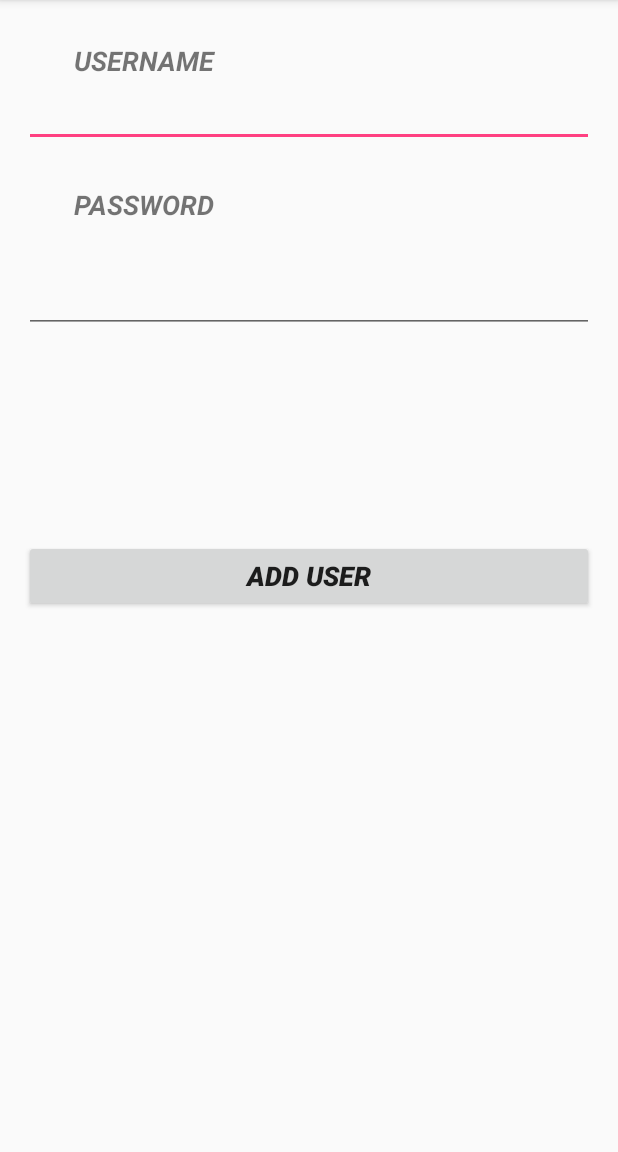
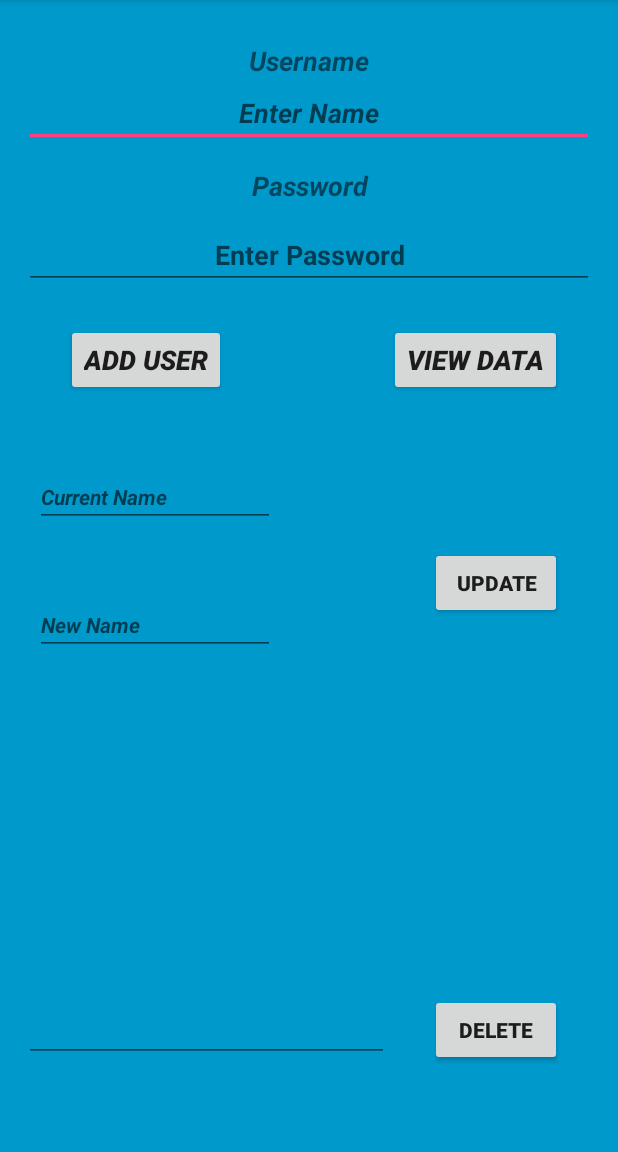
Before and after one commit to justinbuhrmann1997/SQLiteInsert, an Android app: the screen it shows after launch (MainActivity), on a phone screen of 412 x 824 dp, the part 84-1236 px from its top. Run offline under Robolectric (Android 15) with nearby library versions, the phone set to English and light mode, and no system bars; 1 statement that could not run was skipped.

Commit message:
initial commit

```diff
--- a/app/src/main/java/com/example/sqliteinsert/MainActivity.java
+++ b/app/src/main/java/com/example/sqliteinsert/MainActivity.java
@@ -15,11 +15,13 @@ public class MainActivity extends AppCompatActivity {
     protected void onCreate(Bundle savedInstanceState) {
         super.onCreate(savedInstanceState);
         setContentView(R.layout.activity_main);
-        Name= (EditText) findViewById(R.id.editText);
-        Pass= (EditText) findViewById(R.id.editText2);
+        Name= (EditText) findViewById(R.id.editName);
+        Pass= (EditText) findViewById(R.id.editPass);
         helper = new myDbAdapter(this);
     }
 
+
+    //
     public void addUser(View view)
     {
         Toast.makeText(this,"Running", Toast.LENGTH_LONG).show();
@@ -28,10 +30,14 @@ public class MainActivity extends AppCompatActivity {
         long identity = helper.insertData(t1,t2);
         if(identity<0)
         {
-            Message.message(context,"Unsuccessful");
+            Message.message(this.getApplicationContext(),"Unsuccessful");
         } else
         {
-            Message.message(context,"Successful");
+            Message.message(this.getApplicationContext(),"Successful");
         }
     }
+
+    public void viewdata(View view) {
+
+    }
 }
--- a/app/src/main/java/com/example/sqliteinsert/Message.java
+++ b/app/src/main/java/com/example/sqliteinsert/Message.java
@@ -3,6 +3,8 @@ package com.example.sqliteinsert;
 import android.content.Context;
 import android.widget.Toast;
 
+
+//Creates a toast in the current context to show a given message
 public class Message {
     public static void message(Context context, String message) {
         Toast.makeText(context, message, Toast.LENGTH_LONG).show();
--- /dev/null
+++ b/app/src/main/java/com/example/sqliteinsert/UserContract.java
@@ -0,0 +1,19 @@
+package com.example.sqliteinsert;
+import android.provider.BaseColumns;
+/**
+ * Created by Justin on 18-10-2017.
+ */
+
+
+final class UserContract implements BaseColumns {
+final static String DATABASE_NAME = "employee";
+final static int DATABASE_VERSION = 5;
+
+
+    final static class UserEntity{
+        final static String TABLE_NAME = "UserInfo";
+        final static String UID = BaseColumns._ID;
+        final static String USER_NAME = "UserName";
+        final static String USER_PWD = "Password";
+    }
+}
--- a/app/src/main/java/com/example/sqliteinsert/myDbAdapter.java
+++ b/app/src/main/java/com/example/sqliteinsert/myDbAdapter.java
@@ -2,7 +2,7 @@ package com.example.sqliteinsert;
 
 import android.content.ContentValues;
 import android.content.Context;
-import android.database.sqlite.SQLiteDatabase;
+import android.database.sqlite.SQLiteDatabase;;
 import android.database.sqlite.SQLiteOpenHelper;
 
 public class myDbAdapter  {
@@ -14,54 +14,17 @@ public class myDbAdapter  {
         helper = new myDbHelper(context);
     }
 
+
+    //Inserts a user into the db, and returns the id of the inserted user
     public long insertData(String name, String password)
     {
-        SQLiteDatabase db = helper.getWritableDatabase();
+        SQLiteDatabase db = helper.getWritableDatabase(); //Gets database
         ContentValues contentValues = new ContentValues();
-        contentValues.put(myDbHelper.NAME, name);
-        contentValues.put(myDbHelper.PASSWORD, password);
-        long id = db.insert(myDbHelper.TABLE_NAME, null , contentValues);
+        contentValues.put(UserContract.UserEntity.USER_NAME, name);
+        contentValues.put(UserContract.UserEntity.USER_PWD, password);
+        long id = db.insert(UserContract.UserEntity.TABLE_NAME, null , contentValues); // inserting the values
         return id;
     }
-   static class myDbHelper extends SQLiteOpenHelper
-   {
-       private static final String DATABASE_NAME = "myDatabase";
-       private static final String TABLE_NAME = "myTable";
-       private static final int DATABASE_Version = 1;
-       private static final String UID="_id";
-       private static final String NAME = "Name";
-       private static final String PASSWORD= "Password";
-       private static final String CREATE_TABLE = "CREATE TABLE "+TABLE_NAME +
-               "( "+UID+" INTEGER PRIMARY KEY AUTOINCREMENT ," +NAME+ "VARCHAR(225)" + PASSWORD+"VARCHAR(225));";
-      // private static final String DROP_TABLE ="DROP TABLE IF EXISTS "+TABLE_NAME;
-       private Context context;
 
-       public myDbHelper(Context context) {
-           super(context, DATABASE_NAME, null, DATABASE_Version);
-           this.context=context;
-           Message.message(context,"Started...");
-       }
 
-       @Override
-       public void onCreate(SQLiteDatabase db) {
-           try {
-
-               db.execSQL(CREATE_TABLE);
-               Message.message(context,"TABLE CREATED");
-           } catch (Exception e) {
-              Message.message(context,""+e);
-           }
-       }
-
-       @Override
-       public void onUpgrade(SQLiteDatabase db, int oldVersion, int newVersion) {
-          /* try {
-               Message.message(context,"OnUpgrade");
-               db.execSQL(DROP_TABLE);
-               onCreate(db);
-           }catch (Exception e) {
-               Message.message(context,""+e);
-                          }*/
-       }
-   }
 }
--- /dev/null
+++ b/app/src/main/java/com/example/sqliteinsert/myDbHelper.java
@@ -0,0 +1,47 @@
+package com.example.sqliteinsert;
+
+import android.content.Context;
+import android.database.sqlite.SQLiteDatabase;
+import android.database.sqlite.SQLiteOpenHelper;
+
+/**
+ * Created by Justin on 9-11-2017.
+ */
+
+public class myDbHelper extends SQLiteOpenHelper
+    {
+        private static final String CREATE_TABLE = "CREATE TABLE "+ UserContract.UserEntity.TABLE_NAME +
+                "( "+ UserContract.UserEntity.UID +" INTEGER PRIMARY KEY AUTOINCREMENT ," + UserContract.UserEntity.USER_NAME + " VARCHAR(225), " + UserContract.UserEntity.USER_PWD+" VARCHAR(225));";
+        private static final String DROP_TABLE ="DROP TABLE IF EXISTS "+ UserContract.UserEntity.TABLE_NAME;
+        private Context context;
+
+        public myDbHelper(Context context) {
+            super(context, UserContract.DATABASE_NAME, null, UserContract.DATABASE_VERSION);
+            this.context=context;
+            Message.message(context,"Started...");
+        }
+
+        //change
+
+        @Override
+        public void onCreate(SQLiteDatabase db) {
+            try {
+
+                db.execSQL(CREATE_TABLE);
+                Message.message(context,"TABLE CREATED");
+            } catch (Exception e) {
+                Message.message(context,""+e);
+            }
+        }
+
+        @Override
+        public void onUpgrade(SQLiteDatabase db, int oldVersion, int newVersion) {
+            try {
+                Message.message(context,"OnUpgrade");
+                db.execSQL(DROP_TABLE);
+                onCreate(db);
+            }catch (Exception e) {
+                Message.message(context,""+e);
+            }
+        }
+    }
--- a/app/src/main/res/layout/activity_main.xml
+++ b/app/src/main/res/layout/activity_main.xml
@@ -8,66 +8,160 @@
     android:paddingLeft="@dimen/activity_horizontal_margin"
     android:paddingRight="@dimen/activity_horizontal_margin"
     android:paddingTop="@dimen/activity_vertical_margin"
-    tools:context="com.example.sqliteinsert.MainActivity">
-
+    tools:context="com.example.sqliteinsert.MainActivity"
+    android:background="@android:color/holo_blue_dark">
 
     <TextView
-        android:text="USERNAME"
+        android:text="@string/username"
         android:layout_width="match_parent"
         android:layout_height="wrap_content"
         android:layout_alignParentTop="true"
-        android:layout_alignParentLeft="true"
-        android:layout_alignParentStart="true"
-        android:layout_marginLeft="33dp"
-        android:layout_marginStart="33dp"
         android:layout_marginTop="12dp"
         android:id="@+id/textView"
         android:textSize="18sp"
-        android:textStyle="bold|italic" />
+        android:textStyle="bold|italic"
+        android:layout_alignParentLeft="true"
+        android:layout_alignParentStart="true"
+        android:gravity="center" />
 
     <EditText
         android:layout_width="match_parent"
         android:layout_height="wrap_content"
         android:inputType="textPersonName"
         android:ems="10"
-        android:id="@+id/editText"
+        android:id="@+id/editName"
         android:textStyle="bold|italic"
         android:layout_below="@+id/textView"
         android:layout_alignParentRight="true"
+        android:layout_alignParentEnd="true"
+        android:hint="Enter Name"
+        android:gravity="center_vertical|center" />
+
+    <TextView
+        android:text="@string/password"
+        android:layout_width="match_parent"
+        android:layout_height="wrap_content"
+        android:layout_marginTop="13dp"
+        android:id="@+id/textView2"
+        android:textStyle="bold|italic"
+        android:textSize="18sp"
+        android:layout_below="@+id/editName"
+        android:layout_alignParentRight="true"
+        android:layout_alignParentEnd="true"
+        android:gravity="center"
+        android:hint="Enter Password" />
+
+    <Button
+        android:text="@string/view_data"
+        android:layout_width="wrap_content"
+        android:layout_height="wrap_content"
+        android:id="@+id/button2"
+        android:textSize="18sp"
+        android:onClick="viewdata"
+        android:textStyle="bold|italic"
+        android:layout_alignBaseline="@+id/button"
+        android:layout_alignBottom="@+id/button"
+        android:layout_alignRight="@+id/button4"
+        android:layout_alignEnd="@+id/button4" />
+
+    <Button
+        android:text="@string/add_user"
+        android:layout_width="wrap_content"
+        android:layout_height="wrap_content"
+        android:id="@+id/button"
+        android:textStyle="bold|italic"
+        android:textSize="18sp"
+        android:onClick="addUser"
+        android:layout_marginLeft="28dp"
+        android:layout_marginStart="28dp"
+        android:layout_below="@+id/editPass"
+        android:layout_alignParentLeft="true"
+        android:layout_alignParentStart="true"
+        android:layout_marginTop="23dp" />
+
+    <Button
+        android:text="@string/update"
+        android:layout_width="wrap_content"
+        android:layout_height="wrap_content"
+        android:id="@+id/button3"
+        android:onClick="update"
+        android:textStyle="normal|bold"
+        android:layout_below="@+id/editText3"
+        android:layout_alignLeft="@+id/button4"
+        android:layout_alignStart="@+id/button4"
+        android:layout_marginTop="13dp" />
+
+    <EditText
+        android:layout_width="wrap_content"
+        android:layout_height="wrap_content"
+        android:inputType="textPersonName"
+        android:ems="10"
+        android:id="@+id/editText6"
+        android:layout_alignTop="@+id/button4"
+        android:layout_alignParentLeft="true"
+        android:layout_alignParentStart="true"
+        android:freezesText="false"
+        android:layout_toLeftOf="@+id/button2"
+        android:layout_toStartOf="@+id/button2" />
+
+    <Button
+        android:text="@string/delete"
+        android:layout_width="wrap_content"
+        android:layout_height="wrap_content"
+        android:layout_marginRight="21dp"
+        android:layout_marginEnd="21dp"
+        android:id="@+id/button4"
+        android:onClick="delete"
+        android:textStyle="normal|bold"
+        tools:ignore="RelativeOverlap"
+        android:layout_marginBottom="41dp"
+        android:layout_alignParentBottom="true"
+        android:layout_alignParentRight="true"
         android:layout_alignParentEnd="true" />
 
-    <TextView
-        android:text="PASSWORD"
-        android:layout_width="match_parent"
+    <EditText
+        android:layout_width="wrap_content"
         android:layout_height="wrap_content"
-        android:layout_below="@+id/editText"
-        android:layout_alignLeft="@+id/textView"
-        android:layout_alignStart="@+id/textView"
-        android:layout_marginTop="26dp"
-        android:id="@+id/textView2"
+        android:inputType="textPersonName"
+        android:ems="10"
+        android:layout_marginTop="47dp"
+        android:id="@+id/editText3"
         android:textStyle="bold|italic"
-        android:textSize="18sp" />
+        android:textSize="14sp"
+        android:layout_below="@+id/button"
+        android:layout_alignParentLeft="true"
+        android:layout_alignParentStart="true"
+        android:layout_marginLeft="7dp"
+        android:layout_marginStart="7dp"
+        android:hint="Current Name" />
 
     <EditText
         android:layout_width="match_parent"
         android:layout_height="wrap_content"
         android:inputType="textPassword"
         android:ems="10"
+        android:layout_marginTop="11dp"
+        android:id="@+id/editPass"
+        android:hint="Enter Password"
+        android:gravity="center_vertical|center"
+        android:textSize="18sp"
         android:layout_below="@+id/textView2"
         android:layout_alignParentLeft="true"
         android:layout_alignParentStart="true"
-        android:layout_marginTop="28dp"
-        android:id="@+id/editText2" />
+        android:textAllCaps="false"
+        android:textStyle="normal|bold" />
 
-    <Button
-        android:text="ADD USER"
-        android:layout_width="match_parent"
+    <EditText
+        android:layout_width="wrap_content"
         android:layout_height="wrap_content"
-        android:id="@+id/button"
+        android:inputType="textPersonName"
+        android:ems="10"
+        android:id="@+id/editText5"
         android:textStyle="bold|italic"
-        android:textSize="18sp"
-        android:layout_centerVertical="true"
-        android:layout_alignParentLeft="true"
-        android:layout_alignParentStart="true"
-        android:onClick="addUser"/>
+        android:textSize="14sp"
+        android:hint="New Name"
+        android:layout_alignTop="@+id/button3"
+        android:layout_alignLeft="@+id/editText3"
+        android:layout_alignStart="@+id/editText3"
+        android:layout_marginTop="32dp" />
 </RelativeLayout>
--- /dev/null
+++ b/app/src/main/res/values-w820dp/strings.xml
@@ -0,0 +1,4 @@
+<?xml version="1.0" encoding="utf-8"?>
+<resources>
+    <string name="username">Username</string>
+</resources>
--- a/app/src/main/res/values/strings.xml
+++ b/app/src/main/res/values/strings.xml
@@ -1,3 +1,15 @@
 <resources>
     <string name="app_name">SQLite Insert</string>
+    <string name="username">Username</string>
+    <string name="enter_name">Enter Name</string>
+    <string name="enter_password">Enter Password</string>
+    <string name="password">Password</string>
+    <string name="view_data">view data</string>
+    <string name="add_user">Add user</string>
+    <string name="update">Update</string>
+    <string name="enter_name_to_delete_data">Enter Name to Delete Data</string>
+    <string name="delete">delete</string>
+    <string name="current_name">Current Name</string>
+    <string name="enter_password2">Enter Password</string>
+    <string name="new_name">New Name</string>
 </resources>
```
